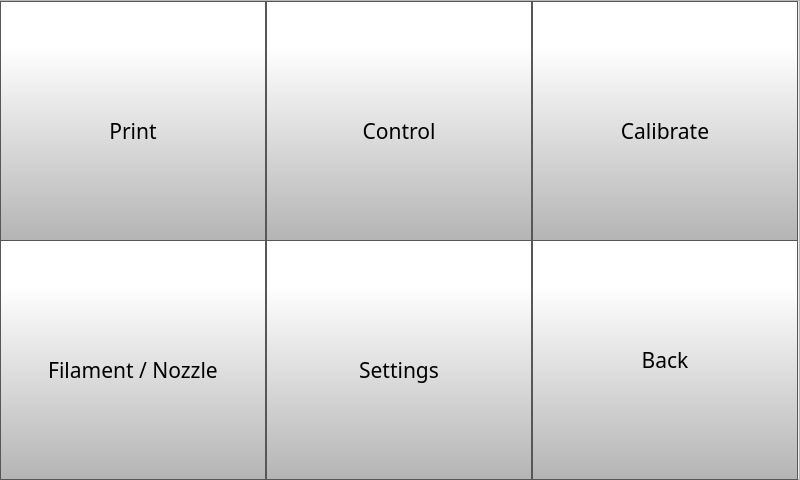
The window that octoprint_ControlCenter/ui/menu_screen/menu_screen.ui (FracktalWorks/ControlCenter) describes before a commit, drawn with Qt 5.
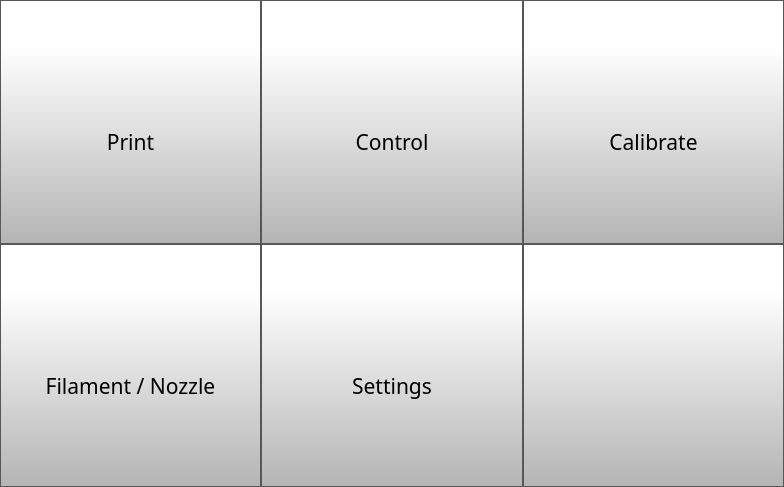
The same window after the commit. Icons and pictures are not drawn.

Commit message:
Refactor error logging to use correct class names
Replaced instances of 'MainUiClass' in logger and dialog messages with the appropriate class names across multiple modules for improved clarity and maintainability. Also updated the menu_screen.ui layout to use a QVBoxLayout and rearranged button order and styles for consistency.

The edit to the form file:
```diff
--- a/octoprint_ControlCenter/ui/menu_screen/menu_screen.ui
+++ b/octoprint_ControlCenter/ui/menu_screen/menu_screen.ui
@@ -6,29 +6,17 @@
    <rect>
     <x>0</x>
     <y>0</y>
-    <width>800</width>
-    <height>480</height>
+    <width>784</width>
+    <height>487</height>
    </rect>
   </property>
   <property name="windowTitle">
    <string>Form</string>
   </property>
-  <widget class="QFrame" name="frame">
-   <property name="geometry">
-    <rect>
-     <x>-1</x>
-     <y>0</y>
-     <width>801</width>
-     <height>480</height>
-    </rect>
+  <layout class="QVBoxLayout" name="verticalLayout">
+   <property name="spacing">
+    <number>0</number>
    </property>
-   <property name="frameShape">
-    <enum>QFrame::StyledPanel</enum>
-   </property>
-   <property name="frameShadow">
-    <enum>QFrame::Raised</enum>
-   </property>
-   <layout class="QGridLayout" name="gridLayout">
     <property name="leftMargin">
      <number>0</number>
     </property>
@@ -41,78 +29,28 @@
     <property name="bottomMargin">
      <number>0</number>
     </property>
+   <item>
+    <layout class="QGridLayout" name="gridLayout_2">
     <property name="spacing">
      <number>0</number>
     </property>
-    <item row="0" column="0">
-     <widget class="QToolButton" name="menuPrintButton">
-      <property name="minimumSize">
-       <size>
-        <width>266</width>
-        <height>240</height>
-       </size>
-      </property>
-      <property name="font">
-       <font>
-        <family>Gotham</family>
-        <pointsize>16</pointsize>
-       </font>
-      </property>
-      <property name="styleSheet">
-       <string notr="true">QToolButton {
-	padding-top: 20px;
-     border: 1px solid rgb(87, 87, 87);
-	background-color: qlineargradient(spread:pad, x1:0, y1:1, x2:0, y2:0.188, stop:0 rgba(180, 180, 180, 255), stop:1 rgba(255, 255, 255, 255));
-
-
-
-}
-
-QToolButton:pressed {
-    background-color: qlineargradient(x1: 0, y1: 0, x2: 0, y2: 1,
-                                      stop: 0 #dadbde, stop: 1 #f6f7fa);
-}
-
-QToolButton:flat {
-    border: none; /* no border for a flat push button */
-}
-
-QToolButton:default {
-    border-color: navy; /* make the default button prominent */
-}</string>
-      </property>
-      <property name="text">
-       <string>Print</string>
-      </property>
-      <property name="icon">
-       <iconset resource="../resources/resource.qrc">
-        <normaloff>:/Icons/img/icons/printer.png</normaloff>:/Icons/img/icons/printer.png</iconset>
-      </property>
-      <property name="iconSize">
-       <size>
-        <width>150</width>
-        <height>150</height>
-       </size>
-      </property>
-      <property name="checkable">
-       <bool>false</bool>
-      </property>
-      <property name="toolButtonStyle">
-       <enum>Qt::ToolButtonTextUnderIcon</enum>
-      </property>
-     </widget>
-    </item>
     <item row="0" column="1">
      <widget class="QToolButton" name="menuControlButton">
+       <property name="sizePolicy">
+        <sizepolicy hsizetype="Expanding" vsizetype="Expanding">
+         <horstretch>0</horstretch>
+         <verstretch>0</verstretch>
+        </sizepolicy>
+       </property>
       <property name="minimumSize">
        <size>
-        <width>266</width>
-        <height>240</height>
+         <width>0</width>
+         <height>0</height>
        </size>
       </property>
       <property name="font">
        <font>
-        <family>Gotham</family>
+         <family>Montserrat</family>
         <pointsize>16</pointsize>
        </font>
       </property>
@@ -121,6 +59,7 @@
 padding-top: 20px;
      border: 1px solid rgb(87, 87, 87);
 	background-color: qlineargradient(spread:pad, x1:0, y1:1, x2:0, y2:0.188, stop:0 rgba(180, 180, 180, 255), stop:1 rgba(255, 255, 255, 255));
+padding-top:40px;
 
 }
 
@@ -146,8 +85,8 @@
       </property>
       <property name="iconSize">
        <size>
-        <width>150</width>
-        <height>150</height>
+         <width>100</width>
+         <height>100</height>
        </size>
       </property>
       <property name="checkable">
@@ -160,15 +99,21 @@
     </item>
     <item row="0" column="2">
      <widget class="QToolButton" name="menuCalibrateButton">
+       <property name="sizePolicy">
+        <sizepolicy hsizetype="Expanding" vsizetype="Expanding">
+         <horstretch>0</horstretch>
+         <verstretch>0</verstretch>
+        </sizepolicy>
+       </property>
       <property name="minimumSize">
        <size>
-        <width>266</width>
-        <height>240</height>
+         <width>0</width>
+         <height>0</height>
        </size>
       </property>
       <property name="font">
        <font>
-        <family>Gotham</family>
+         <family>Montserrat</family>
         <pointsize>16</pointsize>
        </font>
       </property>
@@ -177,7 +122,7 @@
 padding-top: 20px;
      border: 1px solid rgb(87, 87, 87);
 	background-color: qlineargradient(spread:pad, x1:0, y1:1, x2:0, y2:0.188, stop:0 rgba(180, 180, 180, 255), stop:1 rgba(255, 255, 255, 255));
-
+padding-top:40px;
 }
 
 QToolButton:pressed {
@@ -202,8 +147,8 @@
       </property>
       <property name="iconSize">
        <size>
-        <width>150</width>
-        <height>150</height>
+         <width>100</width>
+         <height>100</height>
        </size>
       </property>
       <property name="checkable">
@@ -214,17 +159,87 @@
       </property>
      </widget>
     </item>
-    <item row="1" column="0" rowspan="2">
+     <item row="0" column="0">
+      <widget class="QToolButton" name="menuPrintButton">
+       <property name="sizePolicy">
+        <sizepolicy hsizetype="Expanding" vsizetype="Expanding">
+         <horstretch>0</horstretch>
+         <verstretch>0</verstretch>
+        </sizepolicy>
+       </property>
+       <property name="minimumSize">
+        <size>
+         <width>0</width>
+         <height>0</height>
+        </size>
+       </property>
+       <property name="font">
+        <font>
+         <family>Montserrat</family>
+         <pointsize>16</pointsize>
+         <weight>50</weight>
+         <bold>false</bold>
+        </font>
+       </property>
+       <property name="styleSheet">
+        <string notr="true">QToolButton {
+	padding-top: 20px;
+     border: 1px solid rgb(87, 87, 87);
+	background-color: qlineargradient(spread:pad, x1:0, y1:1, x2:0, y2:0.188, stop:0 rgba(180, 180, 180, 255), stop:1 rgba(255, 255, 255, 255));
+padding-top:40px;
+}
+
+QToolButton:pressed {
+    background-color: qlineargradient(x1: 0, y1: 0, x2: 0, y2: 1,
+                                      stop: 0 #dadbde, stop: 1 #f6f7fa);
+}
+
+QToolButton:flat {
+    border: none; /* no border for a flat push button */
+}
+
+QToolButton:default {
+    border-color: navy; /* make the default button prominent */
+}</string>
+       </property>
+       <property name="text">
+        <string>Print</string>
+       </property>
+       <property name="icon">
+        <iconset resource="../resources/resource.qrc">
+         <normaloff>:/Icons/img/icons/printer.png</normaloff>:/Icons/img/icons/printer.png</iconset>
+       </property>
+       <property name="iconSize">
+        <size>
+         <width>100</width>
+         <height>100</height>
+        </size>
+       </property>
+       <property name="checkable">
+        <bool>false</bool>
+       </property>
+       <property name="toolButtonStyle">
+        <enum>Qt::ToolButtonTextUnderIcon</enum>
+       </property>
+      </widget>
+     </item>
+     <item row="1" column="0">
      <widget class="QToolButton" name="menuFilamentNozzleButton">
+       <property name="sizePolicy">
+        <sizepolicy hsizetype="Expanding" vsizetype="Expanding">
+         <horstretch>0</horstretch>
+         <verstretch>0</verstretch>
+        </sizepolicy>
+       </property>
       <property name="minimumSize">
        <size>
-        <width>266</width>
-        <height>240</height>
+         <width>0</width>
+         <height>0</height>
        </size>
       </property>
       <property name="font">
        <font>
-        <family>Gotham</family>
+         <family>Montserrat</family>
         <pointsize>16</pointsize>
        </font>
       </property>
@@ -233,7 +248,7 @@
 padding-top: 20px;
      border: 1px solid rgb(87, 87, 87);
 	background-color: qlineargradient(spread:pad, x1:0, y1:1, x2:0, y2:0.188, stop:0 rgba(180, 180, 180, 255), stop:1 rgba(255, 255, 255, 255));
-
+padding-top:40px;
 }
 
 QToolButton:pressed {
@@ -258,8 +273,8 @@
       </property>
       <property name="iconSize">
        <size>
-        <width>150</width>
-        <height>150</height>
+         <width>100</width>
+         <height>100</height>
        </size>
       </property>
       <property name="checkable">
@@ -273,17 +288,23 @@
       </property>
      </widget>
     </item>
-    <item row="1" column="1" rowspan="2" colspan="2">
+     <item row="1" column="1">
      <widget class="QToolButton" name="menuSettingsButton">
+       <property name="sizePolicy">
+        <sizepolicy hsizetype="Expanding" vsizetype="Expanding">
+         <horstretch>0</horstretch>
+         <verstretch>0</verstretch>
+        </sizepolicy>
+       </property>
       <property name="minimumSize">
        <size>
-        <width>266</width>
-        <height>240</height>
+         <width>0</width>
+         <height>0</height>
        </size>
       </property>
       <property name="font">
        <font>
-        <family>Gotham</family>
+         <family>Montserrat</family>
         <pointsize>16</pointsize>
        </font>
       </property>
@@ -292,7 +313,7 @@
 padding-top: 20px;
      border: 1px solid rgb(87, 87, 87);
 	background-color: qlineargradient(spread:pad, x1:0, y1:1, x2:0, y2:0.188, stop:0 rgba(180, 180, 180, 255), stop:1 rgba(255, 255, 255, 255));
-
+padding-top:40px;
 }
 
 QToolButton:pressed {
@@ -317,8 +338,8 @@
       </property>
       <property name="iconSize">
        <size>
-        <width>150</width>
-        <height>150</height>
+         <width>100</width>
+         <height>100</height>
        </size>
       </property>
       <property name="checkable">
@@ -329,12 +350,18 @@
       </property>
      </widget>
     </item>
-    <item row="2" column="2">
+     <item row="1" column="2">
      <widget class="QPushButton" name="menuBackButton">
+       <property name="sizePolicy">
+        <sizepolicy hsizetype="Expanding" vsizetype="Expanding">
+         <horstretch>0</horstretch>
+         <verstretch>0</verstretch>
+        </sizepolicy>
+       </property>
       <property name="minimumSize">
        <size>
-        <width>266</width>
-        <height>240</height>
+         <width>0</width>
+         <height>0</height>
        </size>
       </property>
       <property name="font">
@@ -364,7 +391,7 @@
 }</string>
       </property>
       <property name="text">
-       <string>Back</string>
+        <string/>
       </property>
       <property name="icon">
        <iconset resource="../resources/resource.qrc">
@@ -372,8 +399,8 @@
       </property>
       <property name="iconSize">
        <size>
-        <width>150</width>
-        <height>150</height>
+         <width>100</width>
+         <height>100</height>
        </size>
       </property>
       <property name="checkable">
@@ -382,13 +409,8 @@
      </widget>
     </item>
    </layout>
-   <zorder>menuFilamentNozzleButton</zorder>
-   <zorder>menuPrintButton</zorder>
-   <zorder>menuCalibrateButton</zorder>
-   <zorder>menuControlButton</zorder>
-   <zorder>menuSettingsButton</zorder>
-   <zorder>menuBackButton</zorder>
-  </widget>
+   </item>
+  </layout>
  </widget>
  <resources>
   <include location="../resources/resource.qrc"/>
```
Lines whose indentation alone changed are shown as unchanged. The commit also changes 22 other files.
